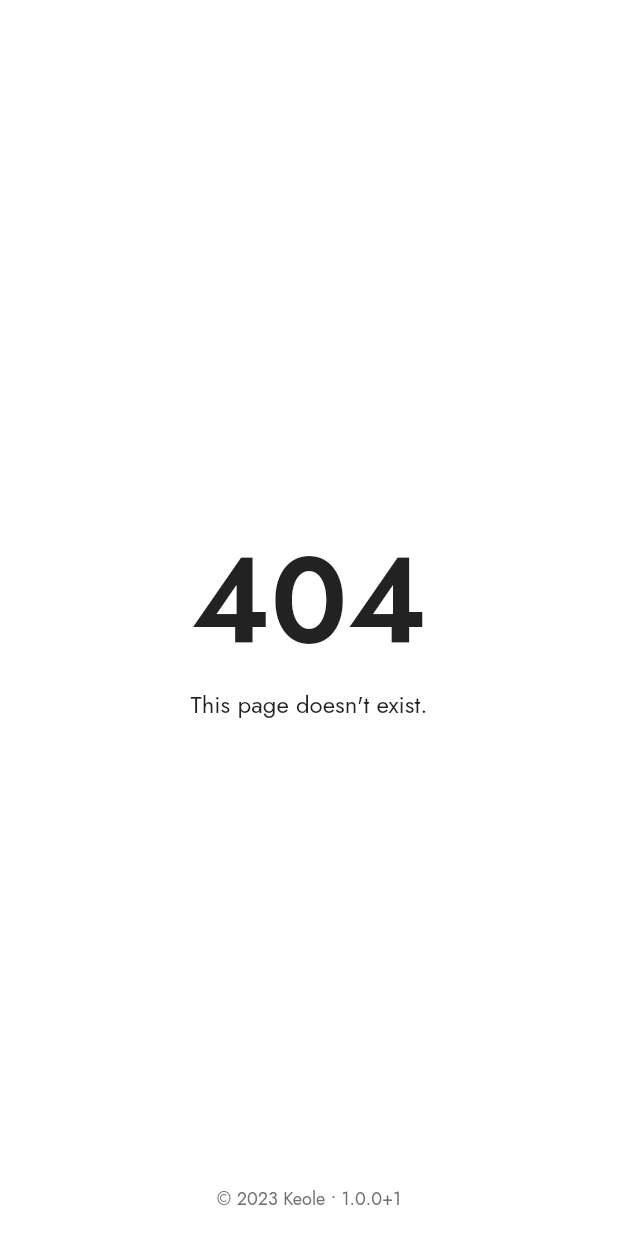
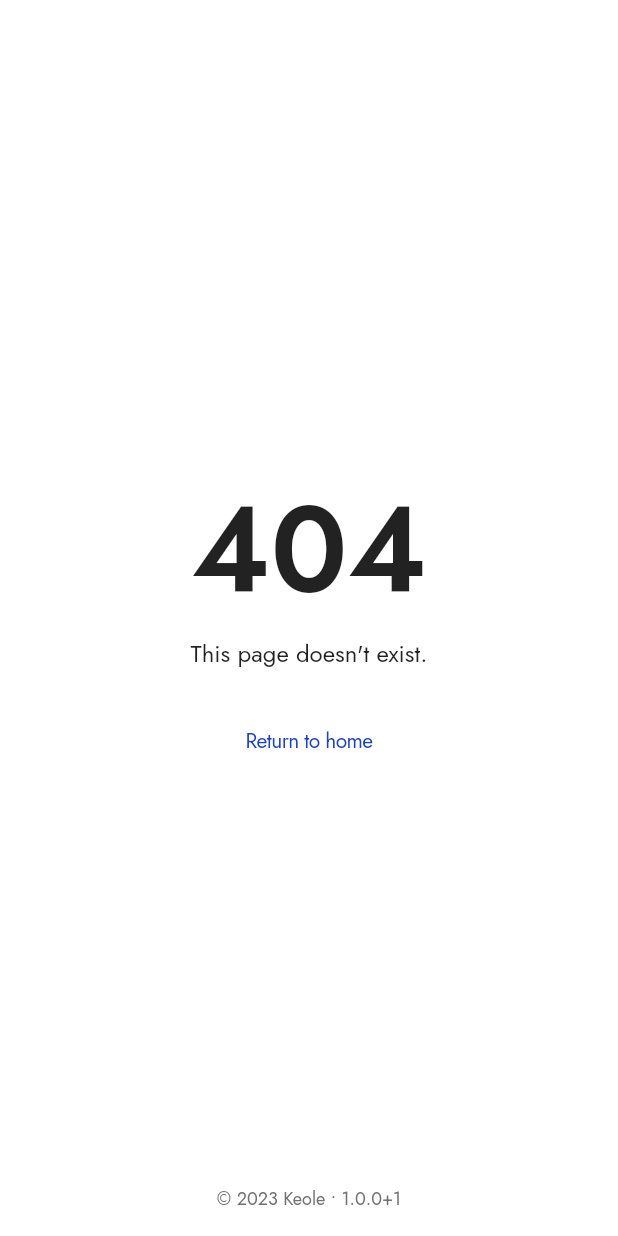
Before and after one commit to Mariollet/WhenISS, a Flutter app: the NotFoundView screen opened by its route, on a phone screen of 412 x 824 dp. Run offline on Flutter 3.47's test engine with Material 2 defaults, Android fonts, the phone set to English and light mode, and no system bars; our stand-ins replace envied, flutter_riverpod, flutter_secure_storage, jwt_decoder, package_info_plus; accounts and stored records are empty; generated files the repository leaves out were written again; statements that could not run were skipped.

Commit message:
View refactor

```diff
--- a/lib/services/app_routes.dart
+++ b/lib/services/app_routes.dart
@@ -21,6 +21,8 @@ abstract class AppRoutes {
     final RouteSettings settings,
     final WidgetRef ref,
   ) {
+    print("onGenerateRoute");
+
     final bool isLogged = ref.read(isLoggedProvider);
     final String? route = settings.name;
     String? finalRoute = route;
@@ -47,6 +49,8 @@ abstract class AppRoutes {
     final String? initialRoute,
     final WidgetRef ref,
   ) {
+    print("onGenerateInitialRoute");
+
     final bool isLogged = ref.read(isLoggedProvider);
 
     if (!isLogged && initialRoute == forgotPassword) {
@@ -72,8 +76,10 @@ abstract class AppRoutes {
     final String? route, {
     final RouteSettings? settings,
     final bool rewriteUrl = false,
-  }) =>
-      MaterialPageRoute(
+  }) {
+    print("createPageRoute: $route");
+
+    return MaterialPageRoute(
       builder: (_) => routes[route] ?? const NotFoundView(),
       settings: rewriteUrl
           ? RouteSettings(
@@ -83,3 +89,4 @@ abstract class AppRoutes {
           : settings,
     );
   }
+}
--- a/lib/ui/view/home_view.dart
+++ b/lib/ui/view/home_view.dart
@@ -20,9 +20,7 @@ class HomeView extends StatelessWidget {
               builder: (_, final WidgetRef ref, final Widget? child) {
                 try {
                   final String? name = ref.watch(
-                    userProvider.select(
-                      (User? user) => user == null ? null : "$user",
-                    ),
+                    userProvider.select((final User? user) => user?.toString()),
                   );
 
                   if (name == null) {
--- a/lib/ui/view/not_found_view.dart
+++ b/lib/ui/view/not_found_view.dart
@@ -12,12 +12,25 @@ class NotFoundView extends StatelessWidget {
         body: Column(
           mainAxisAlignment: MainAxisAlignment.center,
           children: [
-            const Text("404", style: AppTextStyles.notFoundTitle),
+            const Text(
+              "404",
+              style: AppTextStyles.notFoundTitle,
+              textAlign: TextAlign.center,
+            ),
             Text(
               localizations.notFoundDescription,
               style: AppTextStyles.notFoundDescription,
               textAlign: TextAlign.center,
             ),
+            const SizedBox(height: 24),
+            Link(
+              onPressed: () => Navigator.of(context).pushNamed(AppRoutes.home),
+              child: Text(
+                localizations.notFoundReturn,
+                style: AppTextStyles.link,
+                textAlign: TextAlign.center,
+              ),
+            ),
           ],
         ),
       );
```
Also changed, not shown: lib/ui/shared/link.dart (+4 -15 lines), lib/ui/view/security/forgot_password_view.dart (+13 -10 lines), lib/ui/view/security/login_view.dart (+15 -11 lines). Lines whose indentation alone changed are shown as unchanged.
